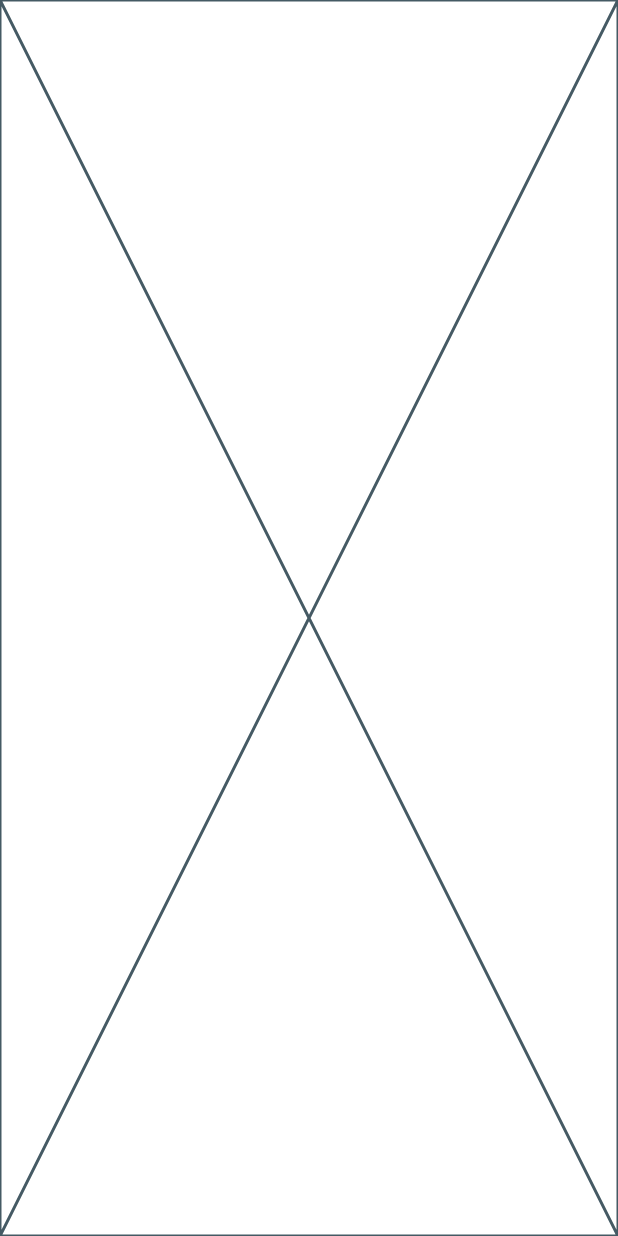
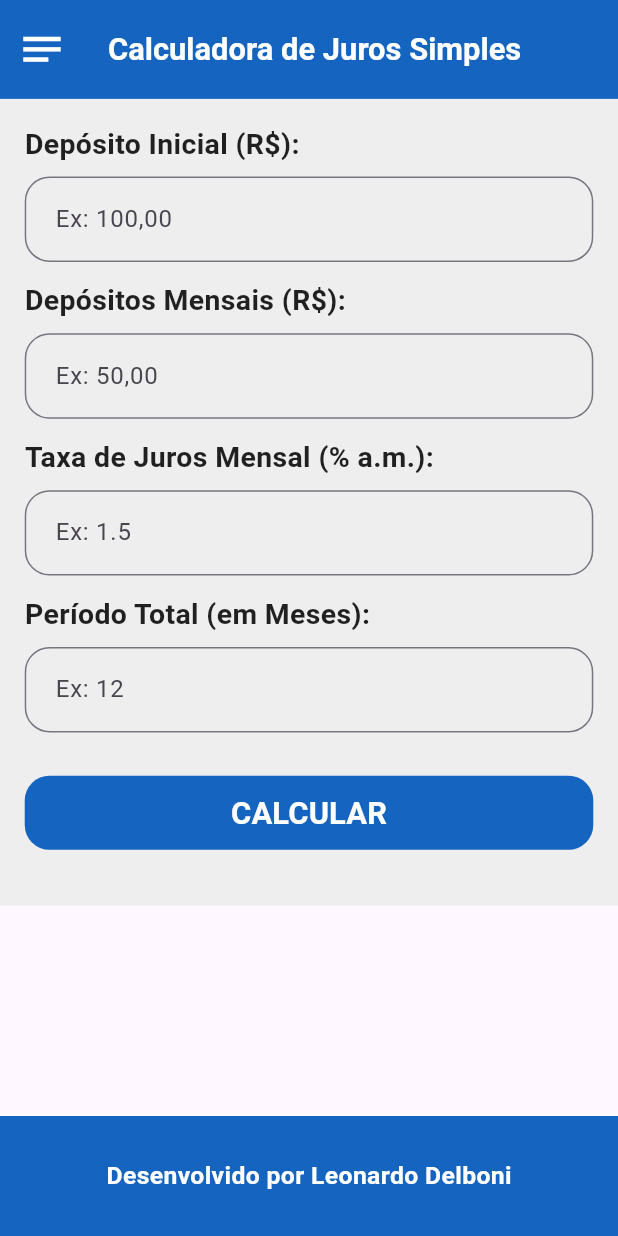
Before and after one commit to leonardo-travagini-delboni/flutter_fd_calculator, a Flutter app: the screen it shows after launch, on a phone screen of 412 x 824 dp. Run offline on Flutter 3.47's test engine with Material 3 defaults, Android fonts, the light colour scheme and no system bars; our stand-ins replace google_fonts.

Commit message:
subindo projetinho para a DIO

```diff
--- a/lib/routes/home.dart
+++ b/lib/routes/home.dart
@@ -1,4 +1,5 @@
 import 'package:flutter/material.dart';
+import 'package:google_fonts/google_fonts.dart';
 
 class Home extends StatefulWidget {
   const Home({super.key});
@@ -8,8 +9,178 @@ class Home extends StatefulWidget {
 }
 
 class _HomeState extends State<Home> {
+  final TextEditingController _controller1 = TextEditingController();
+  final TextEditingController _controller2 = TextEditingController();
+  final TextEditingController _controller3 = TextEditingController();
+  final TextEditingController _controller4 = TextEditingController();
+  double? montanteFinal;
+  double? lucroTotal;
+
+  void calcular() {
+    String formatarEntrada(String entrada) {
+      return entrada.replaceAll(',', '.');
+    }
+
+    final double depositoInicial =
+        double.parse(formatarEntrada(_controller1.text));
+    final double depositosMensais =
+        double.parse(formatarEntrada(_controller2.text));
+    final double taxaJurosMensal =
+        double.parse(formatarEntrada(_controller3.text)) /
+            100; // Convertendo a porcentagem para decimal
+    final int meses = int.parse(formatarEntrada(_controller4.text));
+    double montanteInicial = depositoInicial * (1 + taxaJurosMensal * meses);
+    double montanteMensal = 0.0;
+
+    for (int k = 1; k < meses; k++) {
+      montanteMensal += depositosMensais * (1 + taxaJurosMensal * (meses - k));
+    }
+
+    montanteFinal = montanteInicial + montanteMensal;
+    lucroTotal = (montanteFinal ?? 0) -
+        (depositoInicial + depositosMensais * (meses - 1));
+
+    setState(() {});
+  }
+
   @override
   Widget build(BuildContext context) {
-    return const Placeholder();
+    double screenHeight = MediaQuery.of(context).size.height;
+    return Scaffold(
+      appBar: AppBar(
+        leading: IconButton(
+          icon: Icon(
+            Icons.notes,
+            size: screenHeight * 0.040,
+            color: Colors.white,
+          ),
+          onPressed: () {
+            debugPrint('MENU');
+          },
+        ),
+        title: Text(
+          'Calculadora de Juros Simples',
+          style: TextStyle(
+            fontSize: screenHeight * 0.025,
+            fontWeight: FontWeight.bold,
+            color: Colors.white,
+          ),
+        ),
+        centerTitle: true,
+        backgroundColor: Colors.blue[800],
+        elevation: 0.0,
+        toolbarHeight: screenHeight * 0.080,
+      ),
+      body: body(),
+      bottomNavigationBar: BottomAppBar(
+        color: Colors.blue[800],
+        child: Padding(
+          padding: EdgeInsets.all(screenHeight * 0.010),
+          child: Center(
+            child: Text(
+              'Desenvolvido por Leonardo Delboni',
+              style: TextStyle(
+                fontSize: screenHeight * 0.020,
+                fontWeight: FontWeight.bold,
+                color: Colors.white,
+              ),
+            ),
+          ),
+        ),
+      ),
+    );
+  }
+
+  Widget body() {
+    double screenHeight = MediaQuery.of(context).size.height;
+    return Container(
+      color: Colors.grey[200],
+      child: Padding(
+        padding: EdgeInsets.all(screenHeight * 0.020),
+        child: SingleChildScrollView(
+          child: Column(
+            crossAxisAlignment: CrossAxisAlignment.start,
+            children: [
+              fieldInput('Depósito Inicial (R\$):', 'Ex: 100,00', _controller1),
+              fieldInput('Depósitos Mensais (R\$):', 'Ex: 50,00', _controller2),
+              fieldInput(
+                  'Taxa de Juros Mensal (% a.m.):', 'Ex: 1.5', _controller3),
+              fieldInput('Período Total (em Meses):', 'Ex: 12', _controller4),
+              SizedBox(height: screenHeight * 0.020),
+              Container(
+                height: screenHeight * 0.060,
+                width: double.infinity,
+                decoration: BoxDecoration(
+                  color: Colors.blue[800],
+                  borderRadius: BorderRadius.circular(screenHeight * 0.020),
+                ),
+                child: TextButton(
+                  onPressed: calcular,
+                  child: Text(
+                    'CALCULAR',
+                    style: TextStyle(
+                      fontSize: screenHeight * 0.025,
+                      fontWeight: FontWeight.bold,
+                      color: Colors.white,
+                    ),
+                  ),
+                ),
+              ),
+              SizedBox(height: screenHeight * 0.025),
+              if (montanteFinal != null) ...[
+                resultadoText(
+                    'Montante Final: R\$ ${montanteFinal!.toStringAsFixed(2)}'),
+                resultadoText(
+                    'Lucro Total: R\$ ${lucroTotal!.toStringAsFixed(2)}'),
+              ]
+            ],
+          ),
+        ),
+      ),
+    );
+  }
+
+  Widget fieldInput(
+      String title, String hint, TextEditingController controller) {
+    double screenHeight = MediaQuery.of(context).size.height;
+    return Column(
+      crossAxisAlignment: CrossAxisAlignment.start,
+      children: [
+        Text(
+          title,
+          style: TextStyle(
+            fontSize: screenHeight * 0.023,
+            fontWeight: FontWeight.bold,
+            color: Colors.black87,
+          ),
+        ),
+        SizedBox(height: screenHeight * 0.010),
+        TextFormField(
+          controller: controller,
+          keyboardType: TextInputType.number,
+          decoration: InputDecoration(
+            hintText: hint,
+            contentPadding: EdgeInsets.symmetric(
+              vertical: screenHeight * 0.020,
+              horizontal: screenHeight * 0.020,
+            ),
+            border: OutlineInputBorder(
+              borderRadius: BorderRadius.circular(screenHeight * 0.020),
+            ),
+          ),
+        ),
+        SizedBox(height: screenHeight * 0.015),
+      ],
+    );
+  }
+
+  Widget resultadoText(String texto) {
+    double screenHeight = MediaQuery.of(context).size.height;
+    return Text(
+      texto,
+      style: GoogleFonts.roboto(
+        fontSize: screenHeight * 0.020,
+      ),
+    );
   }
 }
--- a/pubspec.yaml
+++ b/pubspec.yaml
@@ -36,6 +36,7 @@ dependencies:
   # Use with the CupertinoIcons class for iOS style icons.
   cupertino_icons: ^1.0.2
   google_fonts: ^6.1.0
+  url_launcher: ^6.2.3
 
 dev_dependencies:
   flutter_test:
@@ -65,8 +66,8 @@ flutter:
   #   - images/a_dot_ham.jpeg
 
   assets:
-    - assets/img/white_logo_no_bg.png
-    - assets/img/black_logo_no_bg.png
+    - assets/img/
+    - assets/img/leo.jpg
 
   # An image asset can refer to one or more resolution-specific "variants", see
   # https://flutter.dev/assets-and-images/#resolution-aware
```
Also changed, not shown: lib/main_original.dart (deleted, +0 -125 lines), lib/routes/welcome.dart (+38 -42 lines), assets/img/black_logo_no_bg.png (deleted), assets/img/color_logo_blue_bg.png (deleted), assets/img/color_logo_no_bg.png (deleted), assets/img/leo.jpg (added), assets/img/white_logo_no_bg.png (deleted), pubspec.lock, 7 other files.
